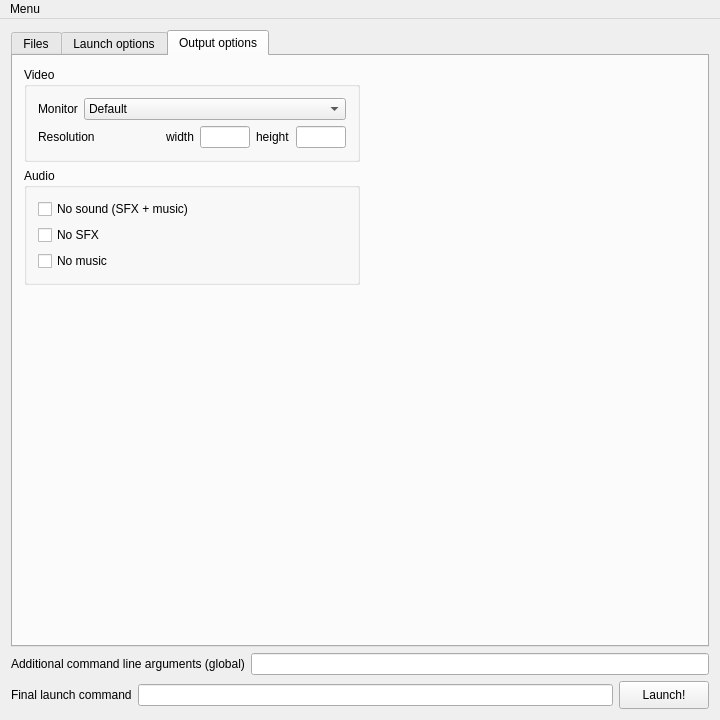
Above: Forms/MainWindow.ui from Youda008/DoomRunner before the change. Below: the same form after it.
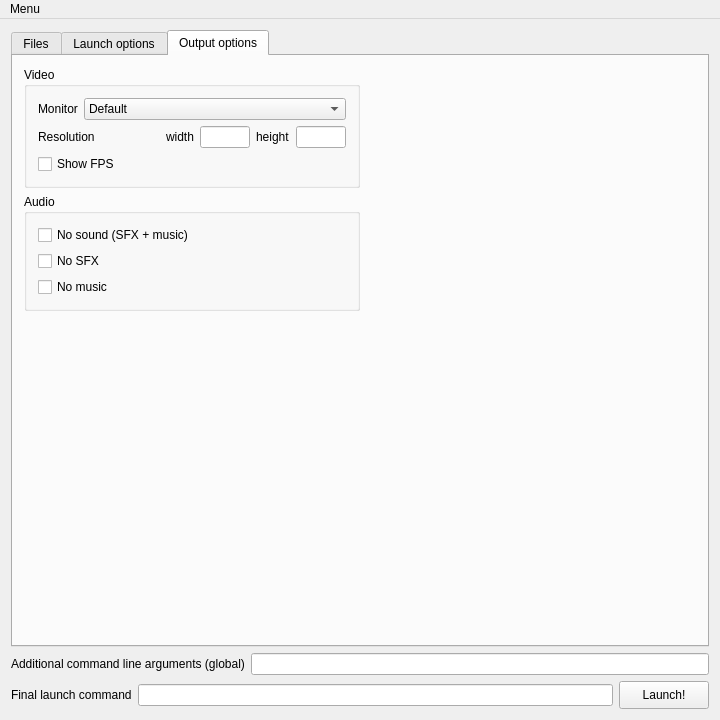
That is the form after the change. The open tabs and pages were chosen to show the change. Icons and pictures are not drawn. Custom widgets are drawn as their Qt base class.

Commit message: added Show FPS checkbox

Diff of the .ui file:
```diff
--- a/Forms/MainWindow.ui
+++ b/Forms/MainWindow.ui
@@ -1659,6 +1659,13 @@
                </item>
               </layout>
              </item>
+             <item>
+              <widget class="QCheckBox" name="showFpsChkBox">
+               <property name="text">
+                <string>Show FPS</string>
+               </property>
+              </widget>
+             </item>
             </layout>
            </widget>
           </item>
```
The commit also changes 4 other files.
